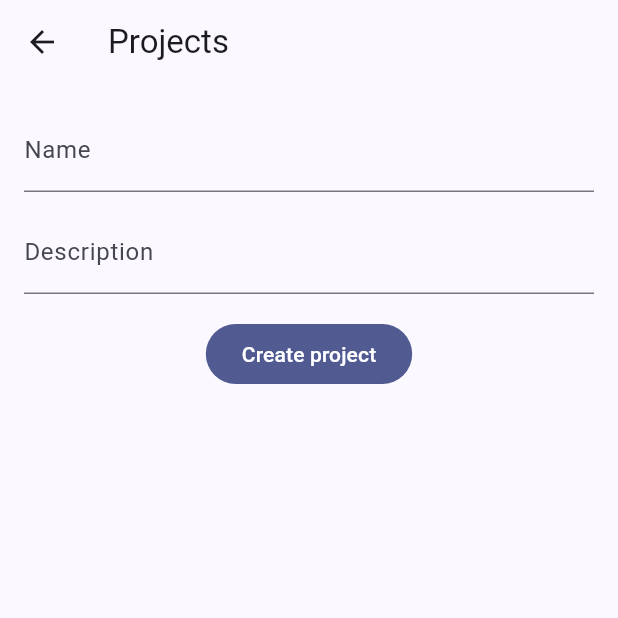
After one commit to cezarygh/malinkaOS, a Flutter app: the _ProjectView screen opened directly, after a tap on "Create project", on a phone screen of 412 x 824 dp, the top half of it. The commit adds this screen. Run offline on Flutter 3.47's test engine with Material 3 defaults, Android fonts, the phone set to English and light mode, and no system bars; our stand-ins replace flutter_bloc, sqflite; accounts and stored records are empty.

Commit message:
feat: added project_cubit and project_state

```diff
--- a/lib/features/dashboard/presentation/dashboard_screen.dart
+++ b/lib/features/dashboard/presentation/dashboard_screen.dart
@@ -1,7 +1,7 @@
 import 'package:flutter/material.dart';
 
-import '../../projects/data/project.dart';
-import '../../projects/data/project_repository.dart';
+import '../../project/data/project.dart';
+import '../../project/data/project_repository.dart';
 
 // The Dashboard page: shows all saved projects.
 class DashboardScreen extends StatefulWidget {
--- /dev/null
+++ b/lib/features/project/presentation/project_cubit.dart
@@ -0,0 +1,30 @@
+import 'package:flutter_bloc/flutter_bloc.dart';
+
+import '../data/project.dart';
+import '../data/project_repository.dart';
+import 'project_state.dart';
+
+class ProjectCubit extends Cubit<ProjectState> {
+  ProjectCubit() : super(const ProjectState());
+
+  void nameChanged(String value) {
+    emit(state.copyWith(name: value, status: ProjectStatus.editing));
+  }
+
+  void descriptionChanged(String value) {
+    emit(state.copyWith(description: value, status: ProjectStatus.editing));
+  }
+
+  Future<void> submit() async {
+    final name = state.name.trim();
+    if (name.isEmpty || state.status == ProjectStatus.saving) return;
+
+    emit(state.copyWith(status: ProjectStatus.saving));
+    await ProjectRepository.insert(
+      Project(name: name, description: state.description.trim()),
+    );
+    // The screen may have closed while we waited for the database.
+    if (isClosed) return;
+    emit(state.copyWith(status: ProjectStatus.saved));
+  }
+}
--- /dev/null
+++ b/lib/features/project/presentation/project_screen.dart
@@ -0,0 +1,60 @@
+import 'package:flutter/material.dart';
+import 'package:flutter_bloc/flutter_bloc.dart';
+
+import 'project_cubit.dart';
+import 'project_state.dart';
+
+class ProjectScreen extends StatelessWidget {
+  const ProjectScreen({super.key});
+
+  @override
+  Widget build(BuildContext context) => BlocProvider(
+    create: (_) => ProjectCubit(),
+    child: const _ProjectView(),
+  );
+}
+
+class _ProjectView extends StatelessWidget {
+  const _ProjectView();
+
+  @override
+  Widget build(BuildContext context) {
+    return Scaffold(
+      appBar: AppBar(title: const Text('Projects')),
+      body: BlocConsumer<ProjectCubit, ProjectState>(
+        // Only react when status changes to saved.
+        listenWhen: (previous, current) =>
+        previous.status != current.status &&
+            current.status == ProjectStatus.saved,
+        listener: (context, _) => ScaffoldMessenger.of(context)
+            .showSnackBar(const SnackBar(content: Text('Project saved'))),
+        builder: (context, state) {
+          final cubit = context.read<ProjectCubit>();
+          return Padding(
+            padding: const EdgeInsets.all(16),
+            child: Column(
+              children: [
+                TextField(
+                  decoration: const InputDecoration(labelText: 'Name'),
+                  onChanged: cubit.nameChanged,
+                ),
+                const SizedBox(height: 12),
+                TextField(
+                  decoration: const InputDecoration(labelText: 'Description'),
+                  onChanged: cubit.descriptionChanged,
+                ),
+                const SizedBox(height: 16),
+                FilledButton(
+                  onPressed: state.status == ProjectStatus.saving
+                      ? null
+                      : cubit.submit,
+                  child: const Text('Create project'),
+                ),
+              ],
+            ),
+          );
+        },
+      ),
+    );
+  }
+}
--- /dev/null
+++ b/lib/features/project/presentation/project_state.dart
@@ -0,0 +1,25 @@
+enum ProjectStatus { editing, saving, saved }
+
+class ProjectState {
+  const ProjectState({
+    this.name = '',
+    this.description = '',
+    this.status = ProjectStatus.editing,
+  });
+
+  final String name;
+  final String description;
+  final ProjectStatus status;
+
+  ProjectState copyWith({
+    String? name,
+    String? description,
+    ProjectStatus? status,
+  }) {
+    return ProjectState(
+      name: name ?? this.name,
+      description: description ?? this.description,
+      status: status ?? this.status,
+    );
+  }
+}
--- a/lib/shared/navigation/app_shell.dart
+++ b/lib/shared/navigation/app_shell.dart
@@ -1,7 +1,7 @@
 import 'package:flutter/material.dart';
 
 import '../../features/dashboard/presentation/dashboard_screen.dart';
-import '../../features/projects/presentation/projects_screen.dart';
+import '../../features/project/presentation/project_screen.dart';
 import '../../features/settings/presentation/settings_screen.dart';
 import '../layout/breakpoints.dart';
 import '../theme/nav_colors.dart';
@@ -22,7 +22,7 @@ const List<NavDestination> destinations = [
     label: 'Projects',
     icon: Icons.folder_outlined,
     selectedIcon: Icons.folder,
-    screen: ProjectsScreen(),
+    screen: ProjectScreen(),
   ),
   NavDestination(
     label: 'Settings',
--- a/pubspec.yaml
+++ b/pubspec.yaml
@@ -10,6 +10,7 @@ dependencies:
   flutter:
     sdk: flutter
   sqflite: ^2.4.4
+  flutter_bloc: ^9.1.1
 
 dev_dependencies:
   flutter_test:
```
Also changed, not shown: lib/features/projects/presentation/projects_screen.dart (deleted, +0 -68 lines), lib/features/project/data/project.dart (renamed from lib/features/projects/data/project.dart), lib/features/project/data/project_repository.dart (renamed from lib/features/projects/data/project_repository.dart), pubspec.lock, 2 other files.
